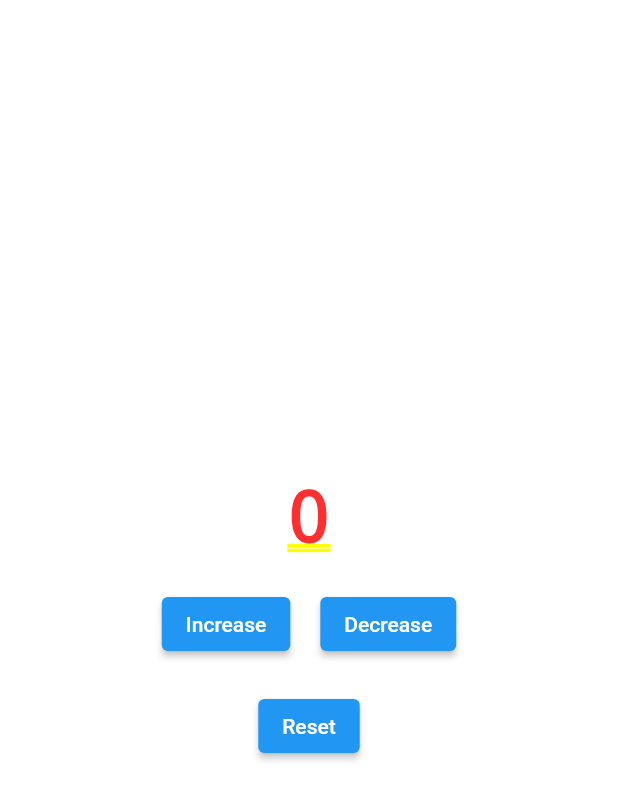
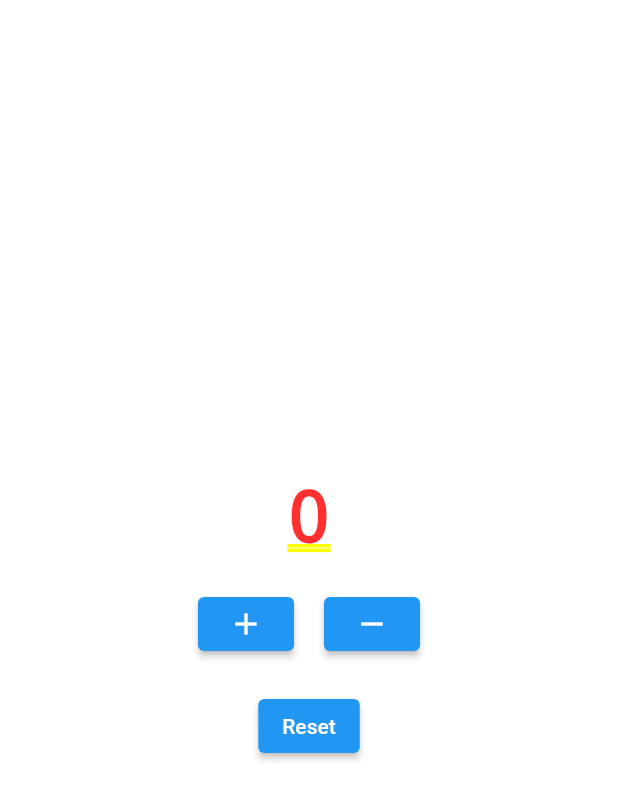
Before and after one commit to jahidh524/riverpod_demo, a Flutter app: the screen it shows after launch, on a phone screen of 412 x 824 dp. Shown: the top 800 px of the screen. Run offline on Flutter 3.47's test engine with Material 2 defaults, Android fonts, the phone set to English and light mode, and no system bars; our stand-ins replace flutter_riverpod.

Commit message:
counter with state provider

```diff
--- a/lib/main.dart
+++ b/lib/main.dart
@@ -31,11 +31,6 @@ class CounterScreen extends ConsumerWidget {
       child: Center(
         child: Column(
           mainAxisAlignment: MainAxisAlignment.center,
-          // children: [
-          //   Text(
-          //     'Count: ${value.toString()}',
-          //     style: const TextStyle(fontSize: 24),
-          //   ),
           children:[
             Text(value.toString()),const
 
@@ -47,14 +42,15 @@ class CounterScreen extends ConsumerWidget {
                   onPressed: () {
                     ref.read(stateCounterProvider.notifier).state++;
                   },
-                  child: const Text('Increase'),
+                  child: Icon(Icons.add)
                 ),
                 const SizedBox(width: 20),
                 ElevatedButton(
                   onPressed: () {
                     ref.read(stateCounterProvider.notifier).state--;
                   },
-                  child: const Text('Decrease'),
+                  // child: const Text('Decrease'),
+                  child: Icon(Icons.remove),
                 ),
               ],
             ),
```
